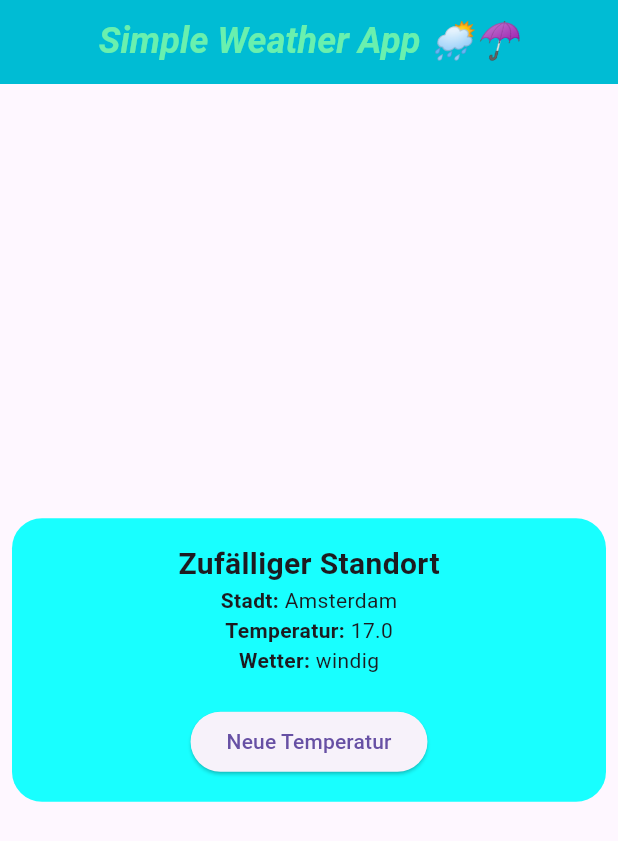
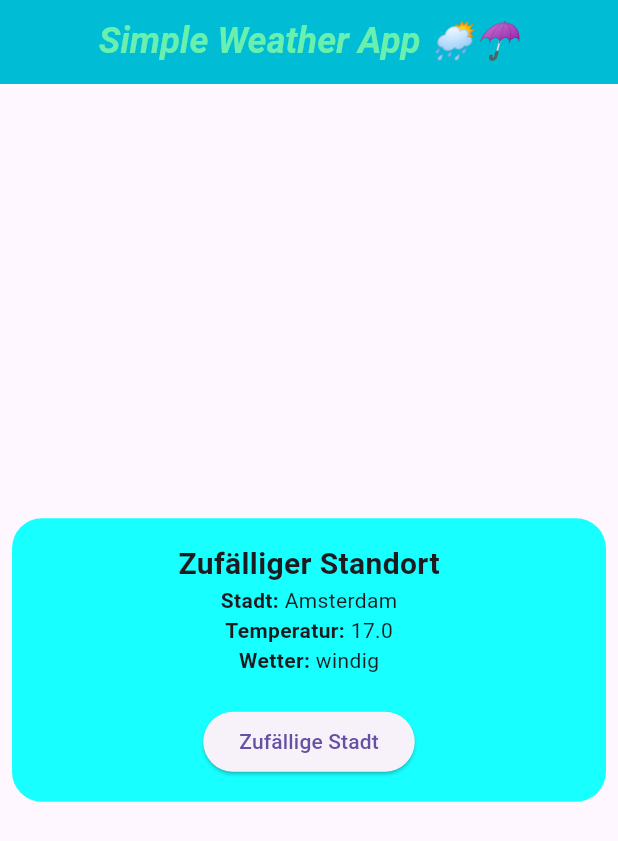
Before and after one commit to arthur892/ts_4_1_1_4_3_2_simple_weather_app, a Flutter app: the screen it shows after launch, on a phone screen of 412 x 824 dp. Shown: the top 841 px of the screen. Run offline on Flutter 3.47's test engine with Material 3 defaults, Android fonts, the phone set to English and light mode, and no system bars.

Commit message:
reupload screenshot

```diff
--- a/lib/main.dart
+++ b/lib/main.dart
@@ -157,7 +157,7 @@ class weatherWidgetRandomState extends State<weatherWidgetRandom> {
                 weatherdata = widget.weatherRepositoryData.getRandomWeaterData();
                 setState(() {});
               },
-              child: const Text("Neue Temperatur"))
+              child: const Text("Zufällige Stadt"))
         ],
       ),
     );
```
Also changed, not shown: 1 other file.
